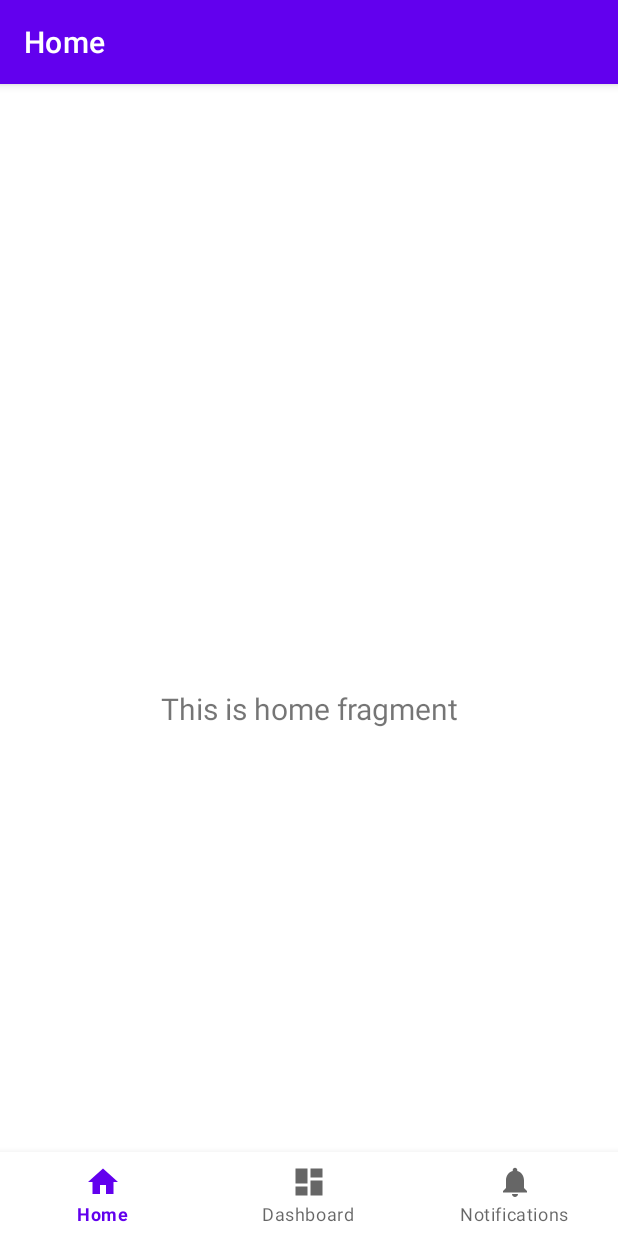
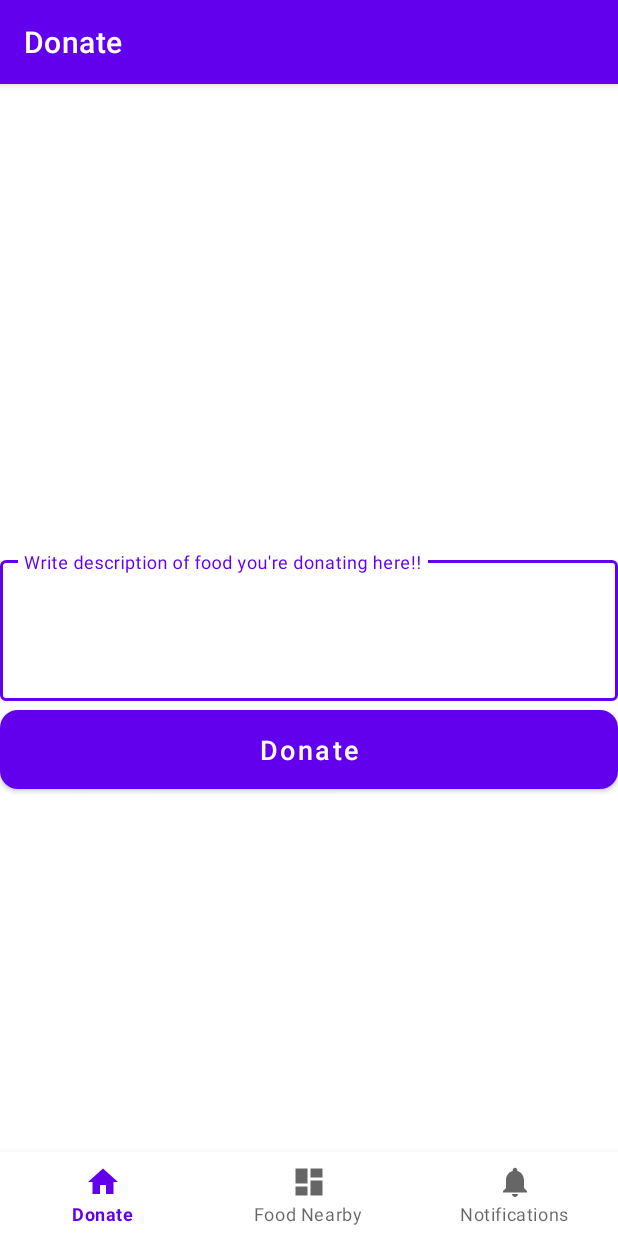
Before and after one commit to zaladmander/HACKATHON-Food-Rescue-Timer, an Android app: the screen it shows after launch (MainActivity), on a phone screen of 412 x 824 dp. Run offline under Robolectric (Android 15) with nearby library versions, the phone set to English and light mode, and no system bars; our stand-ins replace navigation-ui.

Commit message:
page for donating food and add a description of what's being donated, also a page for seeing food nearby. clicking donate on the food donation page adds to the list of the other page

```diff
--- /dev/null
+++ b/app/src/main/java/com/example/example/ui/food/FoodViewModel.java
@@ -0,0 +1,33 @@
+package com.example.example.ui.food;
+
+import androidx.lifecycle.LiveData;
+import androidx.lifecycle.MutableLiveData;
+import androidx.lifecycle.ViewModel;
+
+import java.util.ArrayList;
+import java.util.List;
+
+public class FoodViewModel extends ViewModel {
+
+    private final MutableLiveData<List<String>> items =
+            new MutableLiveData<>(new ArrayList<String>());
+
+    public LiveData<List<String>> getItems() {
+        return items;
+    }
+
+    public void addDonation(String description) {
+        if (description == null || description.trim().isEmpty()) {
+            return;
+        }
+
+        List<String> current = items.getValue();
+        if (current == null) {
+            current = new ArrayList<>();
+        }
+
+        current.add(description);
+        // trigger observers
+        items.setValue(new ArrayList<>(current));
+    }
+}
--- a/app/src/main/java/com/example/example/ui/home/HomeFragment.java
+++ b/app/src/main/java/com/example/example/ui/home/HomeFragment.java
@@ -4,34 +4,48 @@ import android.os.Bundle;
 import android.view.LayoutInflater;
 import android.view.View;
 import android.view.ViewGroup;
-import android.widget.TextView;
+import android.widget.Button;
+import android.widget.EditText;
 
-import androidx.annotation.NonNull;
 import androidx.fragment.app.Fragment;
 import androidx.lifecycle.ViewModelProvider;
 
-import com.example.example.databinding.FragmentHomeBinding;
+import com.example.example.R;
+import com.example.example.ui.food.FoodViewModel;
+
+import org.jspecify.annotations.NonNull;
 
 public class HomeFragment extends Fragment {
 
-    private FragmentHomeBinding binding;
+    private EditText editTextText;
+    private Button buttonDonate;
+    private FoodViewModel foodViewModel;
 
+
+    @Override
     public View onCreateView(@NonNull LayoutInflater inflater,
                              ViewGroup container, Bundle savedInstanceState) {
-        HomeViewModel homeViewModel =
-                new ViewModelProvider(this).get(HomeViewModel.class);
 
-        binding = FragmentHomeBinding.inflate(inflater, container, false);
-        View root = binding.getRoot();
+        View root = inflater.inflate(R.layout.fragment_home, container, false);
 
-        final TextView textView = binding.textHome;
-        homeViewModel.getText().observe(getViewLifecycleOwner(), textView::setText);
+        editTextText = root.findViewById(R.id.editTextText);
+        buttonDonate = root.findViewById(R.id.buttonDonate);
+
+        // SHARED ViewModel: this is the important part
+        foodViewModel = new ViewModelProvider(requireActivity())
+                .get(FoodViewModel.class);
+
+        // Now the click listener:
+        buttonDonate.setOnClickListener(v -> {
+            String desc = editTextText.getText().toString().trim();
+
+            if (!desc.isEmpty()) {
+                foodViewModel.addDonation(desc);  // <-- THIS adds it to the list
+                editTextText.setText("");        // clear box
+            }
+        });
+
         return root;
     }
 
-    @Override
-    public void onDestroyView() {
-        super.onDestroyView();
-        binding = null;
-    }
 }
--- /dev/null
+++ b/app/src/main/res/drawable/food_card_bg.xml
@@ -0,0 +1,6 @@
+<shape xmlns:android="http://schemas.android.com/apk/res/android"
+    android:shape="rectangle">
+    <solid android:color="@android:color/white" />
+    <corners android:radius="16dp" />
+    <stroke android:width="1dp" android:color="#DDDDDD" />
+</shape>
--- a/app/src/main/res/layout/fragment_home.xml
+++ b/app/src/main/res/layout/fragment_home.xml
@@ -6,17 +6,39 @@
     android:layout_height="match_parent"
     tools:context=".ui.home.HomeFragment">
 
-    <TextView
-        android:id="@+id/text_home"
-        android:layout_width="match_parent"
+    <com.google.android.material.textfield.TextInputLayout
+        android:id="@+id/textInputLayout2"
+        style="@style/Widget.MaterialComponents.TextInputLayout.OutlinedBox"
+        android:layout_width="0dp"
         android:layout_height="wrap_content"
-        android:layout_marginStart="8dp"
-        android:layout_marginTop="8dp"
-        android:layout_marginEnd="8dp"
-        android:textAlignment="center"
-        android:textSize="20sp"
-        app:layout_constraintBottom_toBottomOf="parent"
+        android:layout_marginTop="256dp"
+        android:hint="Write description of food you're donating here!!"
+        app:boxBackgroundMode="outline"
         app:layout_constraintEnd_toEndOf="parent"
         app:layout_constraintStart_toStartOf="parent"
-        app:layout_constraintTop_toTopOf="parent" />
+        app:layout_constraintTop_toTopOf="parent">
+
+        <com.google.android.material.textfield.TextInputEditText
+            android:id="@+id/editTextText"
+            android:layout_width="match_parent"
+            android:layout_height="wrap_content"
+            android:inputType="textMultiLine"
+            android:minLines="3" />
+    </com.google.android.material.textfield.TextInputLayout>
+
+    <com.google.android.material.button.MaterialButton
+        android:id="@+id/buttonDonate"
+        style="@style/Widget.MaterialComponents.Button"
+        android:layout_width="0dp"
+        android:layout_height="wrap_content"
+        android:padding="14dp"
+        android:text="Donate"
+        android:textAllCaps="false"
+        android:textSize="18sp"
+        app:cornerRadius="12dp"
+        app:layout_constraintEnd_toEndOf="parent"
+        app:layout_constraintHorizontal_bias="0.0"
+        app:layout_constraintStart_toStartOf="parent"
+        app:layout_constraintTop_toBottomOf="@+id/textInputLayout2" />
+
 </androidx.constraintlayout.widget.ConstraintLayout>
--- a/app/src/main/res/values/strings.xml
+++ b/app/src/main/res/values/strings.xml
@@ -1,6 +1,6 @@
 <resources>
     <string name="app_name">example</string>
-    <string name="title_home">Home</string>
-    <string name="title_dashboard">Dashboard</string>
+    <string name="title_home">Donate</string>
+    <string name="title_dashboard">Food Nearby</string>
     <string name="title_notifications">Notifications</string>
 </resources>
```
Also changed, not shown: app/src/main/java/com/example/example/ui/dashboard/DashboardFragment.java (+25 -16 lines), app/src/main/java/com/example/example/ui/food/FoodAdapter.java (added, +63 -0 lines), app/src/main/res/layout/fragment_dashboard.xml (+7 -0 lines), app/src/main/res/layout/item_food.xml (added, +15 -0 lines).
